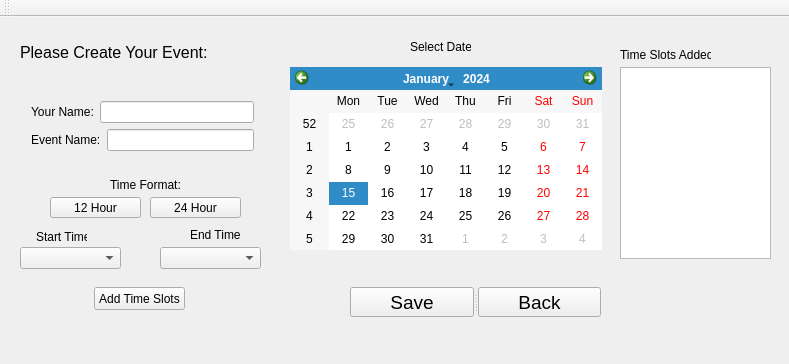
Old version of the form EventPlanner/eventadminmode.ui in the repository lanegramling/EventPlanner_Project.
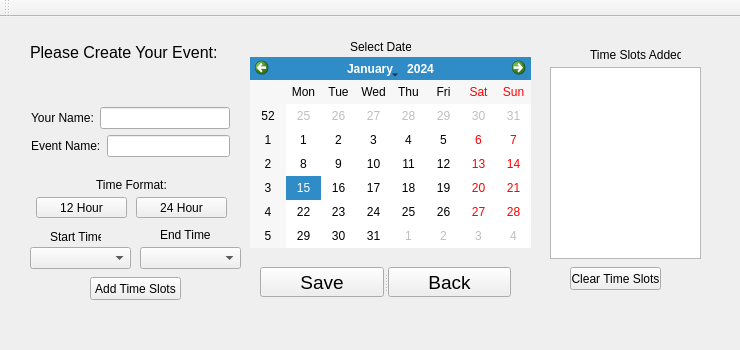
New version of the form.

What changed in the file:
```diff
--- a/EventPlanner/eventadminmode.ui
+++ b/EventPlanner/eventadminmode.ui
@@ -6,8 +6,8 @@
    <rect>
     <x>0</x>
     <y>0</y>
-    <width>789</width>
-    <height>364</height>
+    <width>740</width>
+    <height>350</height>
    </rect>
   </property>
   <property name="sizePolicy">
@@ -23,7 +23,7 @@
    <widget class="QLabel" name="label_7">
     <property name="geometry">
      <rect>
-      <x>20</x>
+      <x>30</x>
       <y>10</y>
       <width>251</width>
       <height>51</height>
@@ -41,8 +41,8 @@
    <widget class="QSplitter" name="splitter">
     <property name="geometry">
      <rect>
-      <x>350</x>
-      <y>270</y>
+      <x>260</x>
+      <y>250</y>
       <width>251</width>
       <height>30</height>
      </rect>
@@ -75,9 +75,9 @@
     <property name="geometry">
      <rect>
       <x>20</x>
-      <y>60</y>
-      <width>245</width>
-      <height>98</height>
+      <y>70</y>
+      <width>221</width>
+      <height>91</height>
      </rect>
     </property>
     <layout class="QVBoxLayout" name="verticalLayout_10">
@@ -118,17 +118,17 @@
    <widget class="QCalendarWidget" name="calendarWidget">
     <property name="geometry">
      <rect>
-      <x>290</x>
-      <y>50</y>
-      <width>312</width>
-      <height>183</height>
+      <x>250</x>
+      <y>40</y>
+      <width>281</width>
+      <height>191</height>
      </rect>
     </property>
    </widget>
    <widget class="QComboBox" name="startTime">
     <property name="geometry">
      <rect>
-      <x>20</x>
+      <x>30</x>
       <y>230</y>
       <width>101</width>
       <height>22</height>
@@ -138,7 +138,7 @@
    <widget class="QComboBox" name="endTime">
     <property name="geometry">
      <rect>
-      <x>160</x>
+      <x>140</x>
       <y>230</y>
       <width>101</width>
       <height>22</height>
@@ -148,7 +148,7 @@
    <widget class="QLabel" name="label_2">
     <property name="geometry">
      <rect>
-      <x>36</x>
+      <x>50</x>
       <y>210</y>
       <width>51</width>
       <height>20</height>
@@ -161,7 +161,7 @@
    <widget class="QLabel" name="label_3">
     <property name="geometry">
      <rect>
-      <x>190</x>
+      <x>160</x>
       <y>210</y>
       <width>51</width>
       <height>16</height>
@@ -174,7 +174,7 @@
    <widget class="QPushButton" name="set24Hour">
     <property name="geometry">
      <rect>
-      <x>150</x>
+      <x>136</x>
       <y>180</y>
       <width>91</width>
       <height>21</height>
@@ -187,7 +187,7 @@
    <widget class="QPushButton" name="set12Hour">
     <property name="geometry">
      <rect>
-      <x>50</x>
+      <x>36</x>
       <y>180</y>
       <width>91</width>
       <height>21</height>
@@ -200,7 +200,7 @@
    <widget class="QLabel" name="label_4">
     <property name="geometry">
      <rect>
-      <x>110</x>
+      <x>96</x>
       <y>160</y>
       <width>71</width>
       <height>16</height>
@@ -213,7 +213,7 @@
    <widget class="QListWidget" name="timeSlotsWidget">
     <property name="geometry">
      <rect>
-      <x>620</x>
+      <x>550</x>
       <y>50</y>
       <width>151</width>
       <height>192</height>
@@ -223,7 +223,7 @@
    <widget class="QLabel" name="label_5">
     <property name="geometry">
      <rect>
-      <x>620</x>
+      <x>590</x>
       <y>30</y>
       <width>91</width>
       <height>16</height>
@@ -236,8 +236,8 @@
    <widget class="QPushButton" name="addTimeSlots">
     <property name="geometry">
      <rect>
-      <x>94</x>
-      <y>270</y>
+      <x>90</x>
+      <y>260</y>
       <width>91</width>
       <height>23</height>
      </rect>
@@ -249,7 +249,7 @@
    <widget class="QLabel" name="label_6">
     <property name="geometry">
      <rect>
-      <x>410</x>
+      <x>350</x>
       <y>20</y>
       <width>61</width>
       <height>20</height>
@@ -259,6 +259,19 @@
      <string>Select Date</string>
     </property>
    </widget>
+   <widget class="QPushButton" name="clearTimeSlotsButton">
+    <property name="geometry">
+     <rect>
+      <x>570</x>
+      <y>250</y>
+      <width>91</width>
+      <height>23</height>
+     </rect>
+    </property>
+    <property name="text">
+     <string>Clear Time Slots</string>
+    </property>
+   </widget>
   </widget>
   <widget class="QMenuBar" name="menuBar">
    <property name="geometry">
```
Left out of the diff: 2 changed lines with no effect on the pictures.
